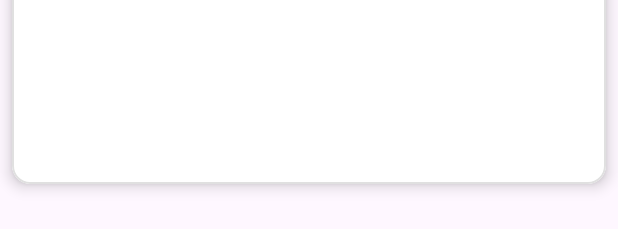
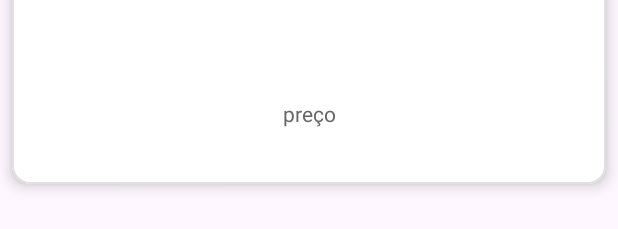
Before and after one commit to lariiscriis/ValletProjeto, an Android app: the layout item_vaga.xml on its own in the app's theme, with its tools: preview values and no code run, on a phone screen of 412 x 824 dp. Shown: the part 128-357 px from the top of the screen. Run offline under Robolectric (Android 15) with nearby library versions, the phone set to English and light mode, and no system bars.

Commit message:
fix(app/vaga): arruma aparencia da vaga

```diff
--- a/app/src/main/java/br/edu/fatecpg/valletprojeto/adapter/VagasAdapter.kt
+++ b/app/src/main/java/br/edu/fatecpg/valletprojeto/adapter/VagasAdapter.kt
@@ -22,7 +22,7 @@ class VagasAdapter(
     inner class VagaViewHolder(private val binding: ItemVagaBinding) : RecyclerView.ViewHolder(binding.root) {
         fun bind(vaga: Vaga) {
             // Use 'binding' para acessar os componentes do layout
-            binding.tvTitulo.text = "Vaga ${vaga.numero}"
+            binding.tvTitulo.text = "${vaga.numero}"
             binding.tvLocalizacao.text = vaga.localizacao
             binding.tvPreco.text = "R$ %.2f/h".format(vaga.preco)
 
--- a/app/src/main/res/layout/item_vaga.xml
+++ b/app/src/main/res/layout/item_vaga.xml
@@ -55,9 +55,11 @@
             android:layout_width="match_parent"
             android:layout_height="wrap_content"
             android:layout_marginBottom="16dp"
-            android:ellipsize="end"
+            android:ellipsize="middle"
             android:maxWidth="140dp"
             android:singleLine="true"
+            android:text="preço"
+            android:textAlignment="center"
             android:textColor="#666666"
             android:textSize="14sp" />
 
```
